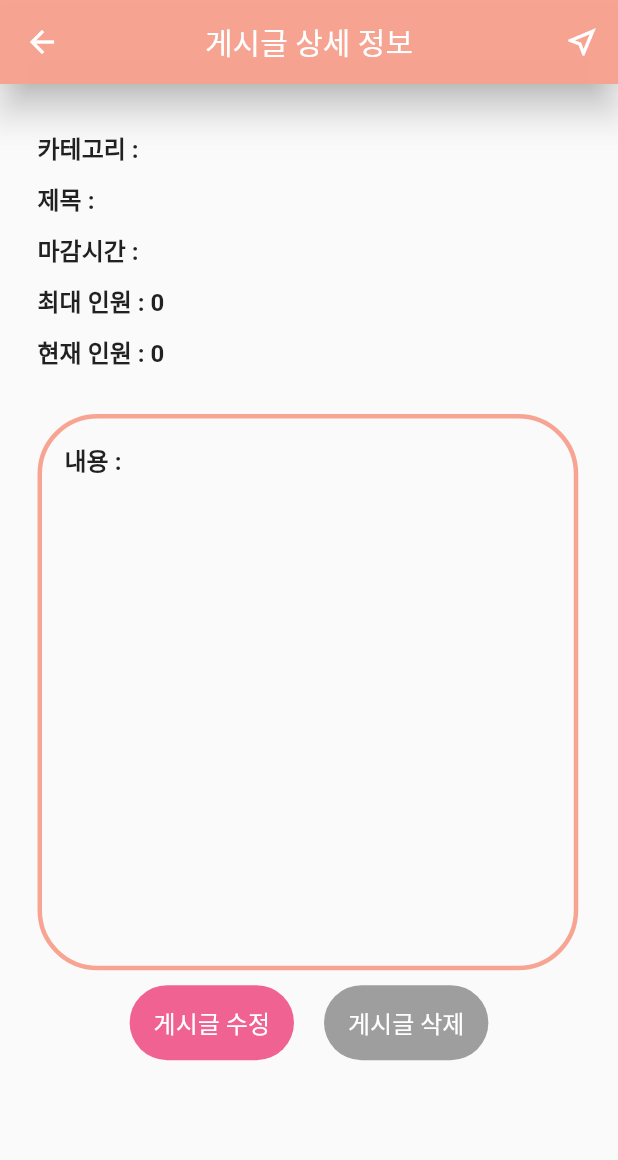
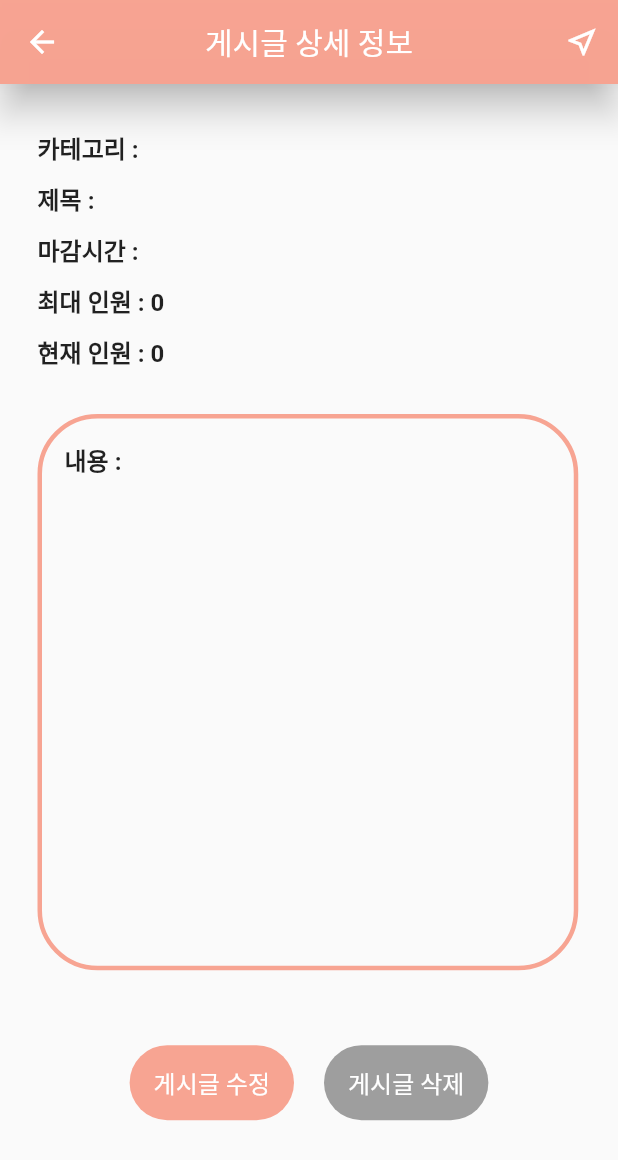
Before and after one commit to jonbee0427/Link2021, a Flutter app: the BoardPage screen opened directly with empty values, on a phone screen of 412 x 824 dp. Shown: the top 1160 px of the screen. Run offline on Flutter 3.47's test engine with Material 2 defaults, Android fonts, the phone set to English and light mode, and no system bars; our stand-ins replace cloud_firestore, convex_bottom_bar, date_time_picker, dropdown_formfield, firebase_auth, firebase_core and 7 more; accounts and stored records are empty; statements that could not run were skipped.

Commit message:
상세정보 페이지 수정

```diff
--- a/lib/pages/board_page.dart
+++ b/lib/pages/board_page.dart
@@ -319,17 +319,21 @@ class _BoardPageState extends State<BoardPage> {
               ),
             ),
           ]),
-          /*
           SizedBox(
-            child: maxpicture != 0
+            height: 20,
+          ),
+          imageList.length != 0
+              ? SizedBox(
+                  child: imageList.length != 0
                       ? Container(
                           width: 400,
                           height: 350,
-                    child: maxpicture != 0
+                          child: imageList.length != 0
                               ? Swiper(
                                   key: UniqueKey(),
-                            itemBuilder: (BuildContext context, int index) {
-                              return Image.network(imageList[0]);
+                                  itemBuilder:
+                                      (BuildContext context, int index) {
+                                    return Image.network(imageList[index]);
                                   },
                                   itemCount: imageList.length,
                                   autoplayDisableOnInteraction: true,
@@ -339,7 +343,9 @@ class _BoardPageState extends State<BoardPage> {
                               : null,
                         )
                       : null,
-          ),*/
+                )
+              : Container(),
+          /*
           imageList.length != 0
               ? SizedBox(
                   height: 100,
@@ -350,6 +356,7 @@ class _BoardPageState extends State<BoardPage> {
                         backgroundImage: NetworkImage(imageList[0]),
                         backgroundColor: Colors.white,
                       ),
+
                       CircleAvatar(
                         backgroundImage: NetworkImage(imageList[1]),
                         backgroundColor: Colors.white,
@@ -358,10 +365,15 @@ class _BoardPageState extends State<BoardPage> {
                         backgroundImage: NetworkImage(imageList[2]),
                         backgroundColor: Colors.white,
                       ),
+
                     ],
                   ),
                 )
               : Container(),
+              */
+          SizedBox(
+            height: 20,
+          ),
           widget.admin == widget.userName
               ? Row(
                   crossAxisAlignment: CrossAxisAlignment.center,
@@ -372,8 +384,7 @@ class _BoardPageState extends State<BoardPage> {
                       height: 50.0,
                       child: RaisedButton(
                           elevation: 0.0,
-                          color: Colors.pink[300],
-                          // Color.fromARGB(300, 247, 162, 144),
+                          color: Color.fromARGB(250, 247, 162, 144),
                           shape: RoundedRectangleBorder(
                               borderRadius: BorderRadius.circular(30.0)),
                           child: Text('게시글 수정',
@@ -404,7 +415,7 @@ class _BoardPageState extends State<BoardPage> {
                             height: 50.0,
                             child: RaisedButton(
                                 elevation: 0.0,
-                                color: Colors.pink[300],
+                                color: Color.fromARGB(250, 247, 162, 144),
                                 // Color.fromARGB(300, 247, 162, 144),
                                 shape: RoundedRectangleBorder(
                                     borderRadius: BorderRadius.circular(30.0)),
@@ -457,6 +468,9 @@ class _BoardPageState extends State<BoardPage> {
                   ],
                 )
               : Row(),
+          SizedBox(
+            height: 30,
+          ),
         ],
       ),
     );
--- a/lib/services/database_service.dart
+++ b/lib/services/database_service.dart
@@ -225,6 +225,11 @@ class DatabaseService {
         element.delete();
       });
     });
+    desertRef.ref().child(groupId + '/board/').listAll().then((value) {
+      value.items.forEach((element) {
+        element.delete();
+      });
+    });
     await groupDocRef.collection('messages').get().then((snapshot) {
       for (DocumentSnapshot ds in snapshot.docs) {
         ds.reference.delete();
```
Also changed, not shown: lib/pages/post_buytogether.dart (+12 -28 lines). Lines whose indentation alone changed are shown as unchanged.
